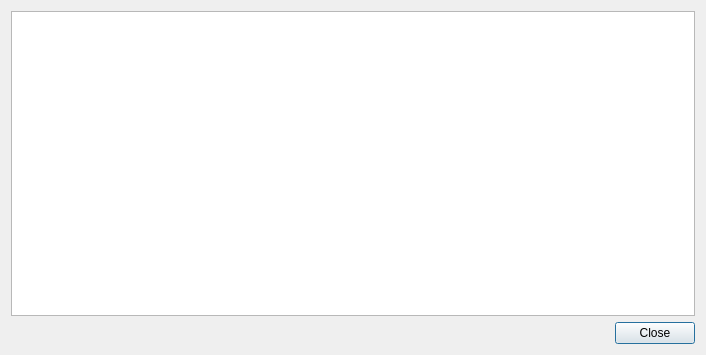
Above: liteidex/src/liteapp/pluginsdialog.ui from seanxyh/liteide before the change. Below: the same form after it.
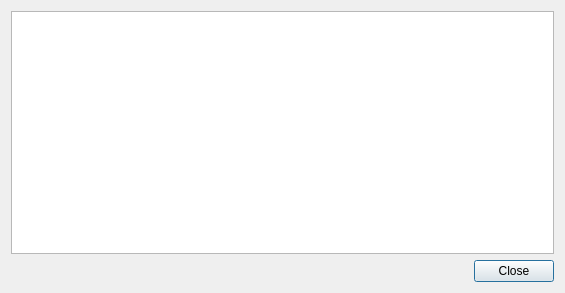
That is the form after the change.

```diff
--- a/liteidex/src/liteapp/pluginsdialog.ui
+++ b/liteidex/src/liteapp/pluginsdialog.ui
@@ -6,8 +6,8 @@
    <rect>
     <x>0</x>
     <y>0</y>
-    <width>706</width>
-    <height>355</height>
+    <width>565</width>
+    <height>293</height>
    </rect>
   </property>
   <property name="windowTitle">
```
